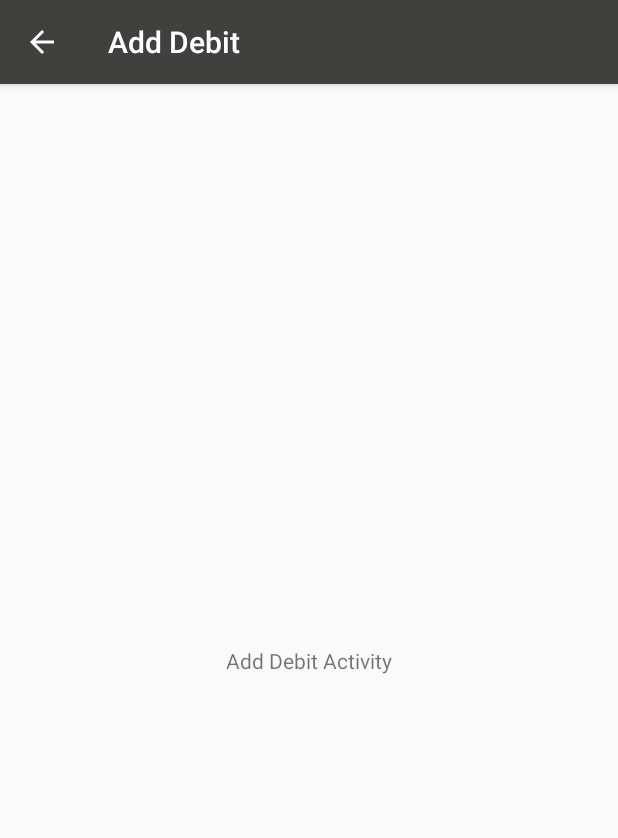
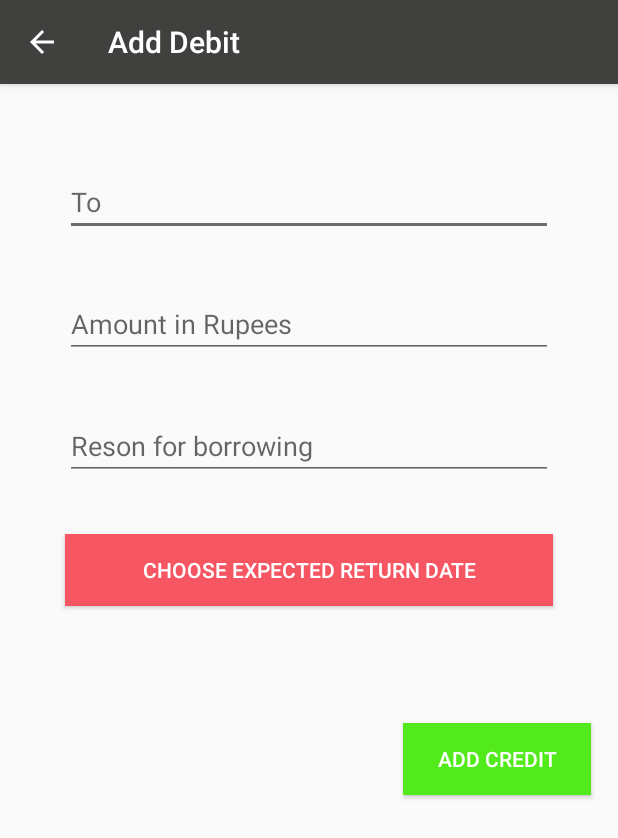
Before and after one commit to vimal97/Jarvis, an Android app: the AddDebitActivity screen opened directly, with no data from a screen before it, on a phone screen of 412 x 824 dp. Shown: the top 838 px of the screen. Run offline under Robolectric (Android 15) with nearby library versions, the phone set to English and light mode, and no system bars.

Commit message:
Added DatePicker for both Add Credit and Add Debit Activity

```diff
--- a/app/src/main/java/com/example/jarvis/AddDebitActivity.kt
+++ b/app/src/main/java/com/example/jarvis/AddDebitActivity.kt
@@ -1,14 +1,60 @@
 package com.example.jarvis
 
+import android.app.DatePickerDialog
+import android.app.Dialog
 import androidx.appcompat.app.AppCompatActivity
 import android.os.Bundle
+import android.view.View
+import android.widget.Button
+import android.widget.DatePicker
+import java.util.*
 
 class AddDebitActivity : AppCompatActivity() {
+
+    private lateinit var dateView: Button
+    private lateinit var calendar: Calendar
+    private lateinit var datePicker: DatePicker
+    private var year: Int = 0
+    private var month: Int = 0
+    private var day: Int = 0
 
     override fun onCreate(savedInstanceState: Bundle?) {
         super.onCreate(savedInstanceState)
         setContentView(R.layout.activity_add_debit)
         supportActionBar?.title = "Add Debit"
         supportActionBar?.setDisplayHomeAsUpEnabled(true)
+
+        //setting DatePicker Widget
+        dateView = findViewById<Button>(R.id.choose_date_debit);
+        calendar = Calendar.getInstance();
+        year = calendar.get(Calendar.YEAR);
+        month = calendar.get(Calendar.MONTH);
+        day = calendar.get(Calendar.DAY_OF_MONTH);
+    }
+
+    override fun onCreateDialog(id: Int): Dialog? { // TODO Auto-generated method stub
+        return if (id == 999) {
+            DatePickerDialog(
+                this,
+                myDateListener, year, month, day
+            )
+        } else null
+    }
+
+    private val myDateListener =
+        DatePickerDialog.OnDateSetListener { arg0, arg1, arg2, arg3 ->
+            // TODO Auto-generated method stub
+            // arg1 = year
+            // arg2 = month
+            // arg3 = day
+            showDate(arg1, arg2 + 1, arg3)
+        }
+
+    fun setDate(view: View?) {
+        showDialog(999)
+    }
+
+    private fun showDate(year: Int, month: Int, day: Int) {
+        dateView.text = StringBuilder().append("Chosen Date : ").append(day).append("/").append(month).append("/").append(year)
     }
 }
--- a/app/src/main/res/layout/activity_add_debit.xml
+++ b/app/src/main/res/layout/activity_add_debit.xml
@@ -4,24 +4,87 @@
     xmlns:tools="http://schemas.android.com/tools"
     android:layout_width="match_parent"
     android:layout_height="match_parent"
-    tools:context=".AddDebitActivity">
+    tools:context=".AddCreditActivity">
 
     <androidx.constraintlayout.widget.ConstraintLayout
-        android:layout_width="409dp"
-        android:layout_height="729dp"
+        android:layout_width="match_parent"
+        android:layout_height="match_parent"
         app:layout_constraintBottom_toBottomOf="parent"
         app:layout_constraintEnd_toEndOf="parent"
+        app:layout_constraintHorizontal_bias="1.0"
         app:layout_constraintStart_toStartOf="parent"
         app:layout_constraintTop_toTopOf="parent">
 
-        <TextView
-            android:id="@+id/textView8"
-            android:layout_width="wrap_content"
+        <EditText
+            android:id="@+id/debit_name"
+            android:layout_width="325dp"
             android:layout_height="wrap_content"
-            android:text="Add Debit Activity"
-            app:layout_constraintBottom_toBottomOf="parent"
+            android:layout_marginTop="56dp"
+            android:ems="10"
+            android:hint="To"
+            android:layout_marginLeft="40dp"
+            android:layout_marginRight="40dp"
+            android:inputType="textPersonName"
             app:layout_constraintEnd_toEndOf="parent"
             app:layout_constraintStart_toStartOf="parent"
             app:layout_constraintTop_toTopOf="parent" />
+
+        <EditText
+            android:id="@+id/debit_reason"
+            android:layout_height="wrap_content"
+            android:layout_width="325dp"
+            android:layout_marginTop="36dp"
+            android:ems="10"
+            android:layout_marginLeft="40dp"
+            android:layout_marginRight="40dp"
+            android:hint="Reson for borrowing"
+            android:inputType="textPersonName"
+            app:layout_constraintEnd_toEndOf="parent"
+            app:layout_constraintStart_toStartOf="parent"
+            app:layout_constraintTop_toBottomOf="@+id/debit_amount" />
+
+        <EditText
+            android:id="@+id/debit_amount"
+            android:layout_width="325dp"
+            android:layout_height="wrap_content"
+            android:layout_marginTop="36dp"
+            android:ems="10"
+            android:hint="Amount in Rupees"
+            android:inputType="number"
+            android:layout_marginLeft="40dp"
+            android:layout_marginRight="40dp"
+            app:layout_constraintEnd_toEndOf="parent"
+            app:layout_constraintStart_toStartOf="parent"
+            app:layout_constraintTop_toBottomOf="@+id/debit_name" />
+
+        <Button
+            android:id="@+id/choose_date_debit"
+            android:layout_width="325dp"
+            android:layout_height="wrap_content"
+            android:layout_marginTop="36dp"
+            android:background="@color/date_buttons_debit"
+            android:text="Choose Expected Return Date"
+            android:layout_marginLeft="40dp"
+            android:layout_marginRight="40dp"
+            android:onClick="setDate"
+            android:textColor="@android:color/white"
+            app:layout_constraintEnd_toEndOf="parent"
+            app:layout_constraintHorizontal_bias="0.498"
+            app:layout_constraintStart_toStartOf="parent"
+            app:layout_constraintTop_toBottomOf="@+id/debit_reason" />
+
+        <Button
+            android:id="@+id/add_debit_submit"
+            android:layout_width="125dp"
+            android:layout_height="wrap_content"
+            android:background="@color/submit_buttons"
+            android:text="Add Credit"
+            android:textColor="@android:color/white"
+            app:layout_constraintBottom_toBottomOf="parent"
+            app:layout_constraintEnd_toEndOf="parent"
+            app:layout_constraintHorizontal_bias="0.937"
+            app:layout_constraintStart_toStartOf="parent"
+            app:layout_constraintTop_toBottomOf="@+id/choose_date_debit"
+            app:layout_constraintVertical_bias="0.209" />
     </androidx.constraintlayout.widget.ConstraintLayout>
 </androidx.constraintlayout.widget.ConstraintLayout>
--- a/app/src/main/res/values/colors.xml
+++ b/app/src/main/res/values/colors.xml
@@ -19,6 +19,7 @@
     <color name="expense_card_headline_5">#FDFCFC</color>
     <color name="floating_menu">#FAF6F6</color>
     <color name="floating_close">#DFE31717</color>
-    <color name="date_buttons">#6283F6</color>
+    <color name="date_buttons_credit">#6283F6</color>
+    <color name="date_buttons_debit">#F65562</color>
     <color name="submit_buttons">#52EA1A</color>
 </resources>
```
Also changed, not shown: app/src/main/java/com/example/jarvis/AddCreditActivity.kt (+49 -1 lines), app/src/main/res/layout/activity_add_credit.xml (+4 -3 lines).
